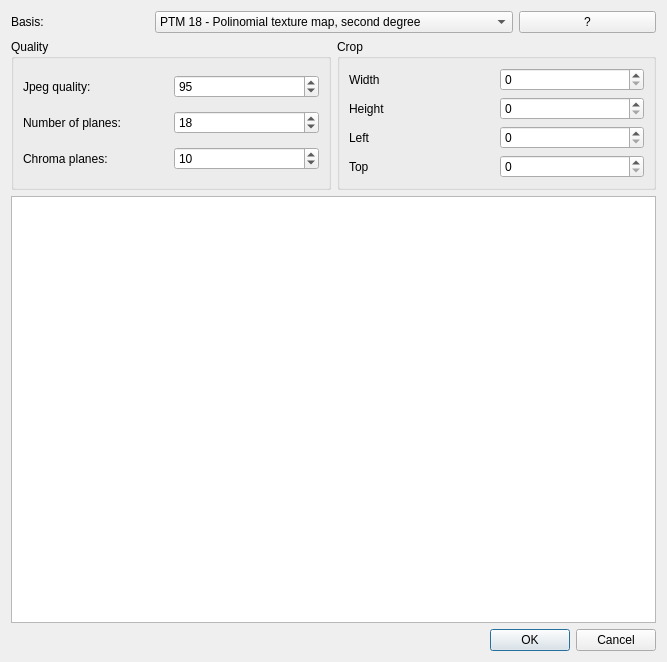
cnr-isti-vclab/relight, file highlight/rtiexport.ui: the form before one commit.
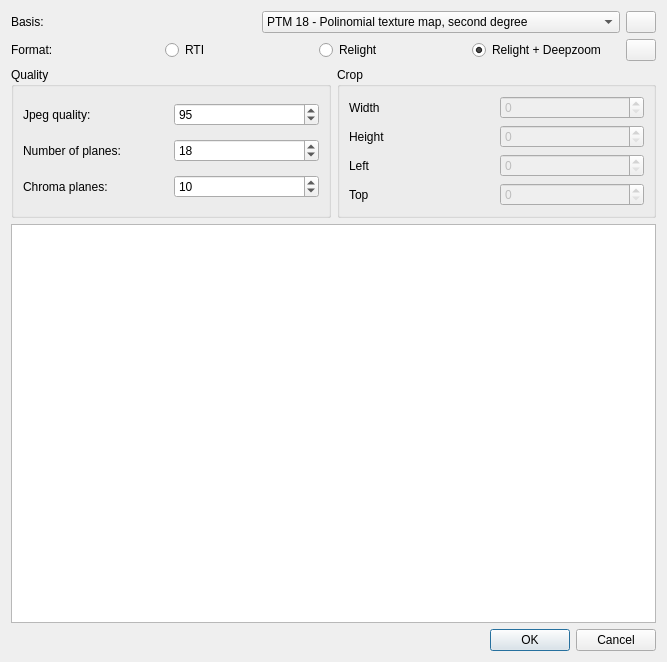
The form after the commit. Icons and pictures are not drawn.

```diff
--- a/highlight/rtiexport.ui
+++ b/highlight/rtiexport.ui
@@ -64,8 +64,68 @@
      </item>
      <item>
       <widget class="QPushButton" name="help">
+       <property name="maximumSize">
+        <size>
+         <width>30</width>
+         <height>16777215</height>
+        </size>
+       </property>
        <property name="text">
-        <string>?</string>
+        <string/>
+       </property>
+       <property name="icon">
+        <iconset theme="help"/>
+       </property>
+      </widget>
+     </item>
+    </layout>
+   </item>
+   <item>
+    <layout class="QHBoxLayout" name="horizontalLayout_3">
+     <item>
+      <widget class="QLabel" name="label_6">
+       <property name="text">
+        <string>Format:</string>
+       </property>
+      </widget>
+     </item>
+     <item>
+      <widget class="QRadioButton" name="radioButton">
+       <property name="text">
+        <string>RTI</string>
+       </property>
+      </widget>
+     </item>
+     <item>
+      <widget class="QRadioButton" name="radioButton_2">
+       <property name="text">
+        <string>Relight</string>
+       </property>
+      </widget>
+     </item>
+     <item>
+      <widget class="QRadioButton" name="radioButton_3">
+       <property name="text">
+        <string>Relight + Deepzoom</string>
+       </property>
+       <property name="checked">
+        <bool>true</bool>
+       </property>
+      </widget>
+     </item>
+     <item>
+      <widget class="QPushButton" name="formatHelp">
+       <property name="maximumSize">
+        <size>
+         <width>30</width>
+         <height>16777215</height>
+        </size>
+       </property>
+       <property name="text">
+        <string/>
+       </property>
+       <property name="icon">
+        <iconset theme="help"/>
        </property>
       </widget>
      </item>
@@ -161,7 +221,11 @@
        </property>
        <layout class="QGridLayout" name="gridLayout">
         <item row="3" column="1">
-         <widget class="QSpinBox" name="left"/>
+         <widget class="QSpinBox" name="left">
+          <property name="enabled">
+           <bool>false</bool>
+          </property>
+         </widget>
         </item>
         <item row="3" column="0">
          <widget class="QLabel" name="label_10">
@@ -178,7 +242,11 @@
          </widget>
         </item>
         <item row="4" column="1">
-         <widget class="QSpinBox" name="top"/>
+         <widget class="QSpinBox" name="top">
+          <property name="enabled">
+           <bool>false</bool>
+          </property>
+         </widget>
         </item>
         <item row="1" column="0">
          <widget class="QLabel" name="label_5">
@@ -195,10 +263,18 @@
          </widget>
         </item>
         <item row="2" column="1">
-         <widget class="QSpinBox" name="height"/>
+         <widget class="QSpinBox" name="height">
+          <property name="enabled">
+           <bool>false</bool>
+          </property>
+         </widget>
         </item>
         <item row="1" column="1">
-         <widget class="QSpinBox" name="width"/>
+         <widget class="QSpinBox" name="width">
+          <property name="enabled">
+           <bool>false</bool>
+          </property>
+         </widget>
         </item>
        </layout>
       </widget>
```
